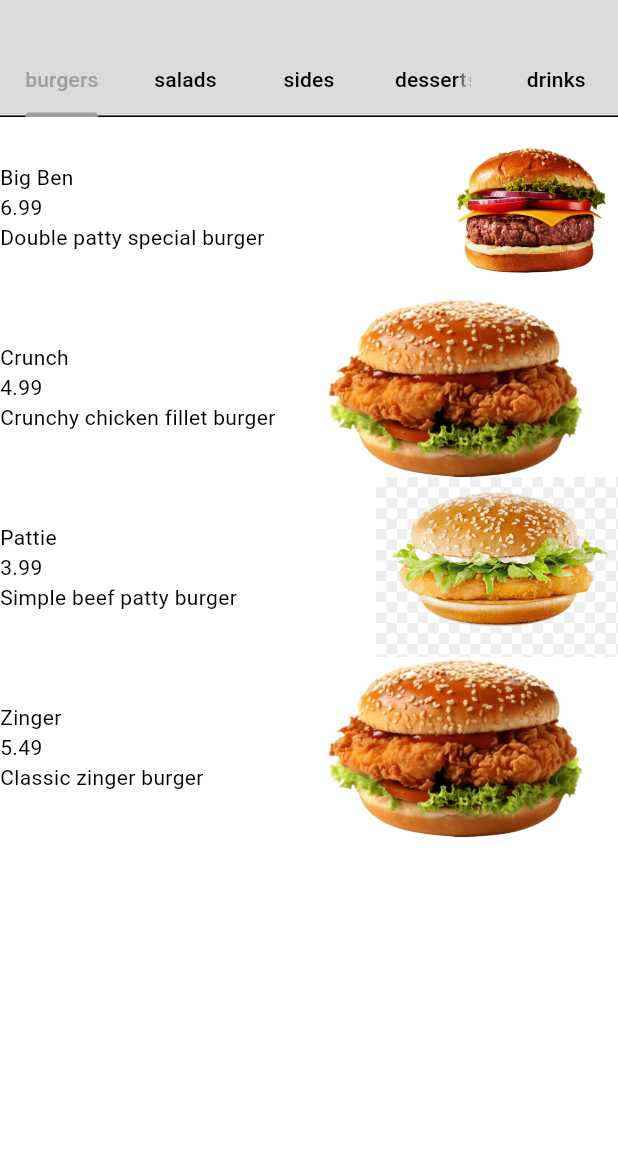
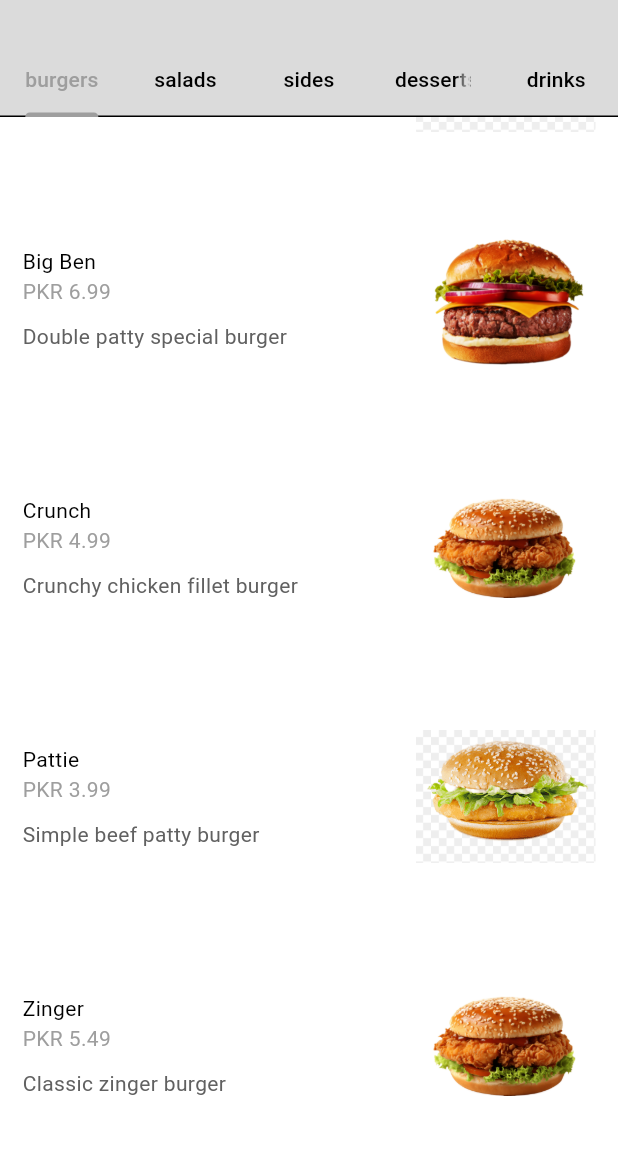
Before and after one commit to Umar-mustafa0177/Food-App, a Flutter app: the HomePage screen opened directly, scrolled down 320 dp, on a phone screen of 412 x 824 dp, the part 63-1218 px from its top. Run offline on Flutter 3.47's test engine with Material 3 defaults, Android fonts, the light colour scheme and no system bars.

Commit message:
Initial commit

```diff
--- a/lib/components/my_food_tile.dart
+++ b/lib/components/my_food_tile.dart
@@ -17,28 +17,42 @@ class FoodTile extends StatelessWidget {
       children: [
         GestureDetector(
           onTap: onTap,
+          child: Padding(
+            padding: const EdgeInsets.all(15.0),
             child: Row(
               children: [
-              // text food details
                 Expanded(
                   child: Column(
                     crossAxisAlignment: CrossAxisAlignment.start,
                     children: [
                       Text(food.name),
-                    Text(food.price.toString()),
-                    Text(food.description),
+                      Text('\PKR '+food.price.toString(), style: TextStyle(color: Theme.of(context).colorScheme.primary),),
+
+                      const SizedBox(height: 10),
+                      Text(food.description, style: TextStyle(color: Theme.of(context).colorScheme.inversePrimary),),
                     ],
                   ),
-              ), // Expanded
-              // food image
-              Image.asset(
-                food.imagePath,
-                height: 120,
                 ),
+
+
+                const SizedBox(width: 15,),
+                //food image
+                ClipRRect(
+                    borderRadius: BorderRadius.circular(8),
+                    child: Image.asset(food.imagePath, height: 120, width: 120)),
               ],
-          ), // Row
-        ), // GestureDetector
+            ),
+          ),
+        ),
+
+        //divider at the bottom
+
+        Divider(
+        color: Theme.of(context).colorScheme.tertiary,
+          endIndent: 25,
+          indent: 25,
+       )
       ],
-    ); // Column
+    );
   }
 }
--- a/lib/pages/home_page.dart
+++ b/lib/pages/home_page.dart
@@ -46,13 +46,11 @@ class _HomePageState extends State<HomePage> with SingleTickerProviderStateMixin
         itemCount: categoryMenu.length,
         padding: EdgeInsets.zero,
         itemBuilder: (context, index) {
+          //get individual food
           final food = categoryMenu[index];
           return FoodTile(
             food: food,
-            onTap: () => Navigator.push(
-              context,
-              MaterialPageRoute(builder: (context) => FoodPage(food: food)),
-            ),
+            onTap: () {},
           );
         },
       );
```
Lines whose indentation alone changed are shown as unchanged.
